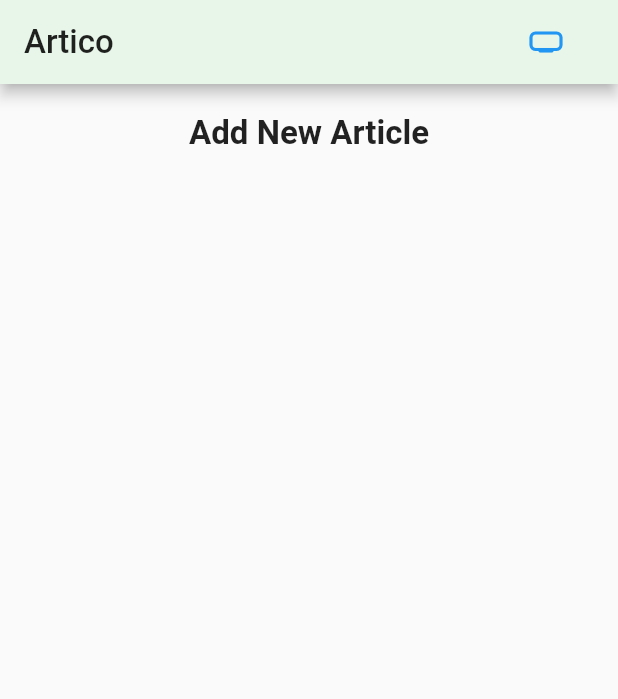
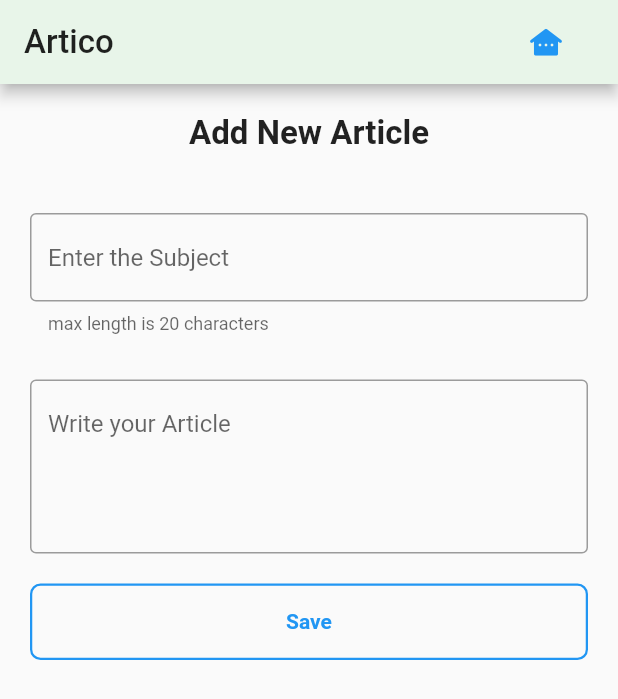
Before and after one commit to subhammahanty235/Flutter-Learn-1, a Flutter app: the screen it shows after launch, after a tap on the "add card" icon, on a phone screen of 412 x 824 dp. Shown: the top 699 px of the screen. Run offline on Flutter 3.47's test engine with Material 2 defaults, Android fonts, the phone set to English and light mode, and no system bars.

Commit message:
Add article screen

```diff
--- a/basic1/lib/AddNewArticleScreen.dart
+++ b/basic1/lib/AddNewArticleScreen.dart
@@ -2,7 +2,7 @@
 
 // ignore_for_file: prefer_const_constructors
 
-import 'dart:html';
+// import 'dart:html';
 
 import 'package:basic1/main.dart';
 import 'package:flutter/material.dart';
@@ -37,24 +37,59 @@ class _AddNewArticleState extends State<AddnewArticleScreen> {
                               builder: (context) =>
                                   MyHomePage(title: 'Flutter Demo Home Page')));
                     },
-                    child: const Icon(Icons.home_max_rounded))
+                    child: const Icon(Icons.other_houses_rounded))
               ],
             )),
         body: Column(
           children: [
             Container(
               margin: EdgeInsets.all(20),
-              child: Text("Add New Article",
-                  style: TextStyle(fontSize: 22, fontWeight: FontWeight.w600 ),),
+              child: Text(
+                "Add New Article",
+                style: TextStyle(fontSize: 22, fontWeight: FontWeight.w600),
+              ),
             ),
             Container(
-            //   child:Column(children: [
-            //     // TextField(),
-
-            //   ],)
-            ),
+                child: Column(
+              children: [
+                Container(
+                  margin: EdgeInsets.all(20),
+                  decoration: BoxDecoration(),
+                  child: TextField(
+                    decoration: InputDecoration(
+                        border: OutlineInputBorder(),
+                        hintText: 'Enter the Subject',
+                        helperText: "max length is 20 characters"),
+                  ),
+                ),
+                Container(
+                  margin: EdgeInsets.symmetric(vertical: 10, horizontal: 20),
+                  decoration: BoxDecoration(),
+                  child: TextField(
+                    keyboardType: TextInputType.multiline,
+                    maxLines: 4,
+                    decoration: InputDecoration(
+                      border: OutlineInputBorder(),
+                      hintText: 'Write your Article',
+                    ),
+                  ),
+                ),
+                Container(
+                  margin: EdgeInsets.only(top:10),
+                  width: MediaQuery.of(context).size.width - 40,
+                  decoration: BoxDecoration(
+                      // color: Colors.green[50],
+                      borderRadius: BorderRadius.circular(7),
+                      border: Border.all(color: Colors.blue, width: 1.5)),
+                  child: TextButton(
+                    onPressed: () {},
+                    child: Text("Save",
+                        style: TextStyle(fontWeight: FontWeight.w600)),
+                  ),
+                )
+              ],
+            )),
             Container()
-
           ],
         ));
   }
--- a/basic1/lib/UserScreen.dart
+++ b/basic1/lib/UserScreen.dart
@@ -31,7 +31,7 @@ class UserScreen extends StatelessWidget {
                               builder: (context) =>
                                   MyHomePage(title: 'Flutter Demo Home Page')));
                     },
-                    child: const Icon(Icons.home_max_rounded))
+                    child: const Icon(Icons.other_houses_rounded))
               ],
             )),
         body: Column(
--- a/basic1/lib/main.dart
+++ b/basic1/lib/main.dart
@@ -111,7 +111,7 @@ class _MyHomePageState extends State<MyHomePage> {
             mainAxisAlignment: MainAxisAlignment.spaceBetween,
             children: [
               const Text(
-                'Logo',
+                'Artico',
                 style: TextStyle(
                     color: Colors.black87,
                     fontSize: 22,
```
